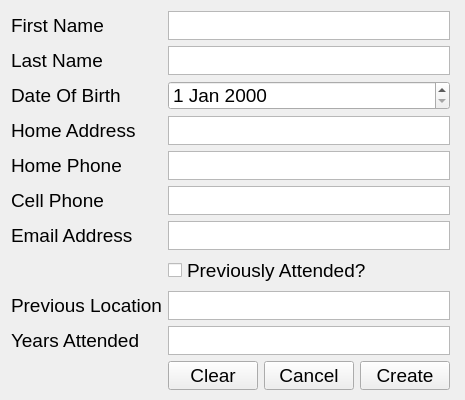
The window that SimpleRegistry/SRCreateUser.ui (rohitrtk/SimpleRegistry) describes before a commit, drawn with Qt 5.
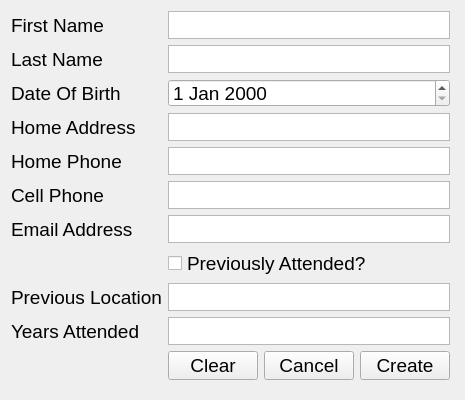
The same window after the commit.

Commit message: Finished bulk of ui work

```diff
--- a/SimpleRegistry/SRCreateUser.ui
+++ b/SimpleRegistry/SRCreateUser.ui
@@ -25,7 +25,7 @@
      <x>0</x>
      <y>0</y>
      <width>461</width>
-     <height>401</height>
+     <height>391</height>
     </rect>
    </property>
    <layout class="QFormLayout" name="formLayout">
@@ -234,10 +234,34 @@
      </widget>
     </item>
     <item row="8" column="1">
-     <widget class="QTextEdit" name="textEdit_prevLocation"/>
+     <widget class="QTextEdit" name="textEdit_prevLocation">
+      <property name="font">
+       <font>
+        <pointsize>14</pointsize>
+       </font>
+      </property>
+      <property name="verticalScrollBarPolicy">
+       <enum>Qt::ScrollBarAlwaysOff</enum>
+      </property>
+      <property name="horizontalScrollBarPolicy">
+       <enum>Qt::ScrollBarAlwaysOff</enum>
+      </property>
+     </widget>
     </item>
     <item row="9" column="1">
-     <widget class="QTextEdit" name="textEdit_yearsAttended"/>
+     <widget class="QTextEdit" name="textEdit_yearsAttended">
+      <property name="font">
+       <font>
+        <pointsize>14</pointsize>
+       </font>
+      </property>
+      <property name="verticalScrollBarPolicy">
+       <enum>Qt::ScrollBarAlwaysOff</enum>
+      </property>
+      <property name="horizontalScrollBarPolicy">
+       <enum>Qt::ScrollBarAlwaysOff</enum>
+      </property>
+     </widget>
     </item>
     <item row="10" column="1">
      <layout class="QHBoxLayout" name="horizontalLayout_2">
```
The commit also changes 5 other files.
